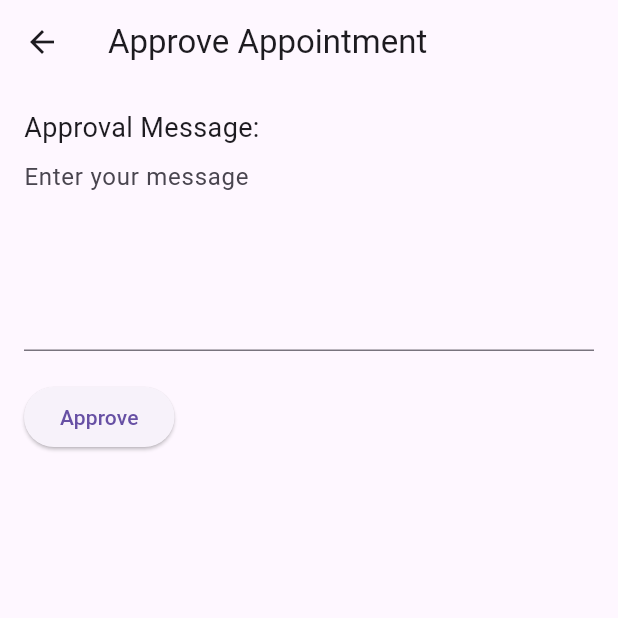
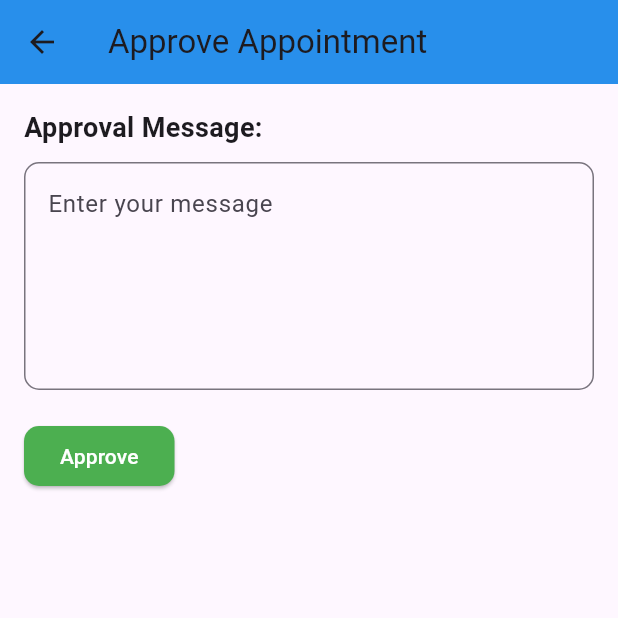
Before and after one commit to momogodi2000/Book_id_mobile, a Flutter app: the AppointmentDetailPage screen opened directly with empty values, after a tap on "Approve", on a phone screen of 412 x 824 dp, the top half of it. Run offline on Flutter 3.47's test engine with Material 3 defaults, Android fonts, the phone set to English and light mode, and no system bars; our stand-ins replace carousel_slider, fl_chart, flutter_spinkit, flutter_staggered_animations, geolocator, google_maps_flutter and 5 more; accounts and stored records are empty; network calls fail.

Commit message:
update police panel

```diff
--- a/lib/Services/auth_services.dart
+++ b/lib/Services/auth_services.dart
@@ -14,7 +14,7 @@ import '../models/police_models/missing_id_card.dart';
 
 class Authservices with ChangeNotifier {
   // Base URL of the Django backend
-  final String baseUrl = 'http://192.168.1.173:8000/api';
+  final String baseUrl = 'http://192.168.6.100:8000/api';
 
   // Token and phone for authenticated sessions
   String? _token;
@@ -698,6 +698,10 @@ class Authservices with ChangeNotifier {
   }
 
 
+
+
+
+
   // police panel
 
   Future<List<dynamic>> fetchContactUsMessages() async {
@@ -790,6 +794,7 @@ class Authservices with ChangeNotifier {
   Future<List<Appointment>> fetchAppointments() async {
     final response = await http.get(
         Uri.parse('$baseUrl/appointments/get-add/'));
+
     if (response.statusCode == 200) {
       List<dynamic> body = json.decode(response.body)['data'];
       return body.map((json) => Appointment.fromJson(json)).toList();
@@ -809,6 +814,9 @@ class Authservices with ChangeNotifier {
     );
     return response.statusCode == 200;
   }
+
+
+
 
 
   //admin panel
--- a/lib/models/police_models/appointment.dart
+++ b/lib/models/police_models/appointment.dart
@@ -1,9 +1,9 @@
-import 'User_models.dart'; // Make sure this import is correct
+import 'User_models.dart';
 
 class Appointment {
   final int id;
-  final User user; // Changed to User object
-  final User? officer; // Changed to User object and made nullable
+  final User? user;  // Nullable, user could be null
+  final User? officer; // Nullable, officer could be null
   final String office;
   final String date;
   final String time;
@@ -14,8 +14,8 @@ class Appointment {
 
   Appointment({
     required this.id,
-    required this.user, // Changed to User object
-    this.officer, // Changed to User object
+    this.user,
+    this.officer,
     required this.office,
     required this.date,
     required this.time,
@@ -25,28 +25,27 @@ class Appointment {
     required this.documents,
   });
 
-  // Factory method to create an Appointment object from JSON
   factory Appointment.fromJson(Map<String, dynamic> json) {
     return Appointment(
       id: json['id'],
-      user: User.fromJson(json['user']), // Convert user JSON to User object
-      officer: json['officer'] != null ? User.fromJson(json['officer']) : null, // Convert officer JSON to User object if exists
-      office: json['office'],
-      date: json['date'],
-      time: json['time'],
-      paid: json['paid'],
-      status: json['status'],
-      cardStatus: json['card_status'],
+      user: json['user'] is Map<String, dynamic> ? User.fromJson(json['user']) : null,
+      officer: json['officer'] is Map<String, dynamic> ? User.fromJson(json['officer']) : null,
+      office: json['office'].toString(),  // Convert to String
+      date: json['date'].toString(),      // Convert to String
+      time: json['time'].toString(),      // Convert to String
+      paid: json['paid'] == 1,            // Boolean conversion if necessary
+      status: json['status'].toString(),
+      cardStatus: json['card_status'].toString(),
       documents: List<String>.from(json['documents'] ?? []),
     );
   }
 
-  // Method to convert Appointment object to JSON
+
   Map<String, dynamic> toJson() {
     return {
       'id': id,
-      'user': user.toJson(), // Convert User object to JSON
-      'officer': officer?.toJson(), // Convert User object to JSON if exists
+      'user': user?.toJson(), // Nullable: include only if not null
+      'officer': officer?.toJson(), // Nullable: include only if not null
       'office': office,
       'date': date,
       'time': time,
--- a/lib/pages/panel/police/manage_appointment/Action_page.dart
+++ b/lib/pages/panel/police/manage_appointment/Action_page.dart
@@ -1,7 +1,6 @@
 import 'package:cni/Services/auth_services.dart';
 import 'package:flutter/material.dart';
 import '../../../../models/police_models/appointment.dart';
-
 
 class AppointmentActionPage extends StatefulWidget {
   final Appointment appointment;
@@ -21,6 +20,8 @@ class _AppointmentActionPageState extends State<AppointmentActionPage> {
     return Scaffold(
       appBar: AppBar(
         title: Text('${widget.action == "approve" ? "Approve" : "Reject"} Appointment'),
+        backgroundColor: Colors.blue,
+        elevation: 5,
       ),
       body: Padding(
         padding: const EdgeInsets.all(16.0),
@@ -29,11 +30,17 @@ class _AppointmentActionPageState extends State<AppointmentActionPage> {
           children: [
             Text(
               widget.action == "approve" ? "Approval Message:" : "Rejection Reason:",
-              style: TextStyle(fontSize: 18),
+              style: TextStyle(fontSize: 18, fontWeight: FontWeight.bold),
             ),
+            SizedBox(height: 10),
             TextField(
               controller: _messageController,
-              decoration: InputDecoration(hintText: "Enter your message"),
+              decoration: InputDecoration(
+                hintText: "Enter your message",
+                border: OutlineInputBorder(
+                  borderRadius: BorderRadius.circular(10),
+                ),
+              ),
               maxLines: 5,
             ),
             SizedBox(height: 20),
@@ -47,15 +54,30 @@ class _AppointmentActionPageState extends State<AppointmentActionPage> {
                 if (success) {
                   Navigator.pop(context);
                   ScaffoldMessenger.of(context).showSnackBar(
-                    SnackBar(content: Text('Appointment ${widget.action}d successfully!')),
+                    SnackBar(
+                      content: Text('Appointment ${widget.action}d successfully!'),
+                      backgroundColor: Colors.green,
+                      duration: Duration(seconds: 2),
+                    ),
                   );
                 } else {
                   ScaffoldMessenger.of(context).showSnackBar(
-                    SnackBar(content: Text('Failed to ${widget.action} appointment')),
+                    SnackBar(
+                      content: Text('Failed to ${widget.action} appointment'),
+                      backgroundColor: Colors.red,
+                      duration: Duration(seconds: 2),
+                    ),
                   );
                 }
               },
               child: Text('${widget.action == "approve" ? "Approve" : "Reject"}'),
+              style: ElevatedButton.styleFrom(
+                foregroundColor: Colors.white,
+                backgroundColor: widget.action == "approve" ? Colors.green : Colors.red,
+                shape: RoundedRectangleBorder(
+                  borderRadius: BorderRadius.circular(10),
+                ),
+              ),
             ),
           ],
         ),
--- a/lib/pages/panel/police/manage_appointment/Appointment_detail.dart
+++ b/lib/pages/panel/police/manage_appointment/Appointment_detail.dart
@@ -1,7 +1,6 @@
 import 'package:flutter/material.dart';
 import '../../../../models/police_models/appointment.dart';
 import 'Action_page.dart';
-
 
 class AppointmentDetailPage extends StatelessWidget {
   final Appointment appointment;
@@ -11,20 +10,48 @@ class AppointmentDetailPage extends StatelessWidget {
   @override
   Widget build(BuildContext context) {
     return Scaffold(
-      appBar: AppBar(title: Text('Appointment Details')),
+      appBar: AppBar(
+        title: Text('Appointment Details'),
+        backgroundColor: Colors.blue,
+        elevation: 5,
+      ),
       body: Padding(
         padding: const EdgeInsets.all(16.0),
         child: Column(
           crossAxisAlignment: CrossAxisAlignment.start,
           children: [
-            Text('User: ${appointment.user.name}', style: TextStyle(fontSize: 18)),
-            Text('Date: ${appointment.date}', style: TextStyle(fontSize: 16)),
-            Text('Time: ${appointment.time}', style: TextStyle(fontSize: 16)),
-            Text('Payment Status: ${appointment.paid ? 'Paid' : 'Not Paid'}', style: TextStyle(fontSize: 16)),
-            Text('Documents: ${appointment.documents.join(", ")}', style: TextStyle(fontSize: 16)),
-            Text('Status: ${appointment.status}', style: TextStyle(fontSize: 16)),
+            Text(
+              'User: ${appointment.user?.name}',
+              style: TextStyle(fontSize: 18, fontWeight: FontWeight.bold),
+            ),
+            SizedBox(height: 10),
+            Text(
+              'Date: ${appointment.date}',
+              style: TextStyle(fontSize: 16, color: Colors.grey),
+            ),
+            SizedBox(height: 10),
+            Text(
+              'Time: ${appointment.time}',
+              style: TextStyle(fontSize: 16, color: Colors.grey),
+            ),
+            SizedBox(height: 10),
+            Text(
+              'Payment Status: ${appointment.paid ? 'Paid' : 'Not Paid'}',
+              style: TextStyle(fontSize: 16, color: Colors.grey),
+            ),
+            SizedBox(height: 10),
+            Text(
+              'Documents: ${appointment.documents.join(", ")}',
+              style: TextStyle(fontSize: 16, color: Colors.grey),
+            ),
+            SizedBox(height: 10),
+            Text(
+              'Status: ${appointment.status}',
+              style: TextStyle(fontSize: 16, color: Colors.grey),
+            ),
             SizedBox(height: 20),
             Row(
+              mainAxisAlignment: MainAxisAlignment.spaceEvenly,
               children: [
                 ElevatedButton(
                   onPressed: () {
@@ -36,6 +63,13 @@ class AppointmentDetailPage extends StatelessWidget {
                     );
                   },
                   child: Text('Approve'),
+                  style: ElevatedButton.styleFrom(
+                    foregroundColor: Colors.white,
+                    backgroundColor: Colors.green,
+                    shape: RoundedRectangleBorder(
+                      borderRadius: BorderRadius.circular(10),
+                    ),
+                  ),
                 ),
                 SizedBox(width: 10),
                 ElevatedButton(
@@ -48,6 +82,13 @@ class AppointmentDetailPage extends StatelessWidget {
                     );
                   },
                   child: Text('Reject'),
+                  style: ElevatedButton.styleFrom(
+                    foregroundColor: Colors.white,
+                    backgroundColor: Colors.red,
+                    shape: RoundedRectangleBorder(
+                      borderRadius: BorderRadius.circular(10),
+                    ),
+                  ),
                 ),
               ],
             ),
```
Also changed, not shown: lib/pages/panel/police/manage_appointment/Appointments_list.dart (+47 -8 lines).
